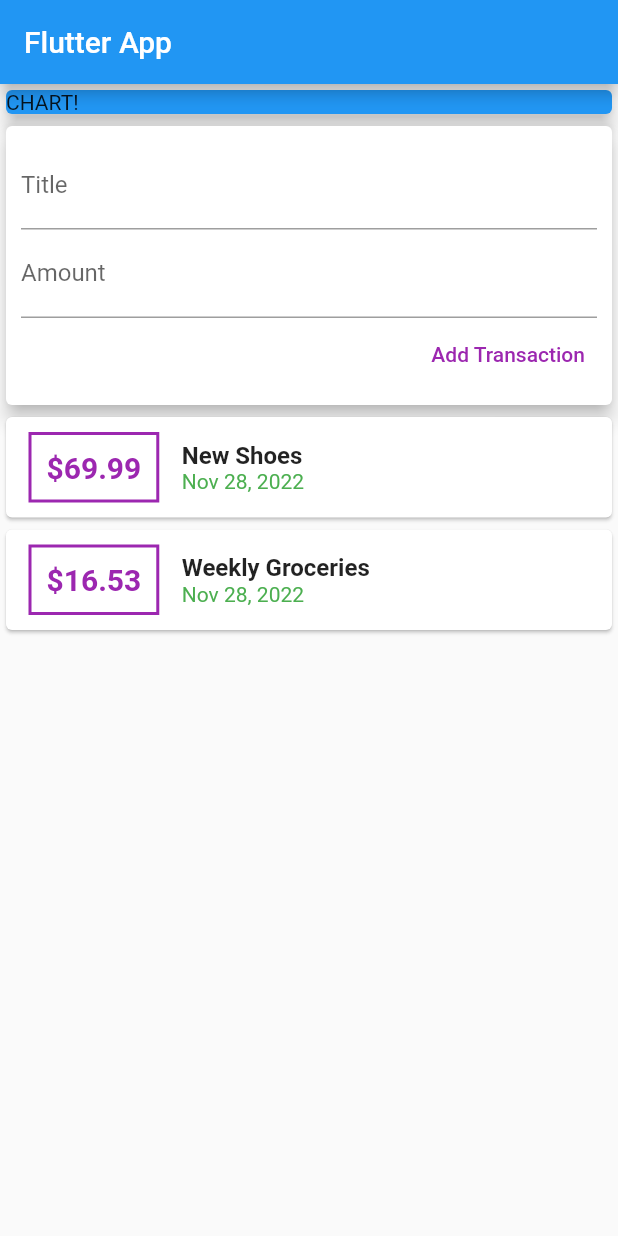
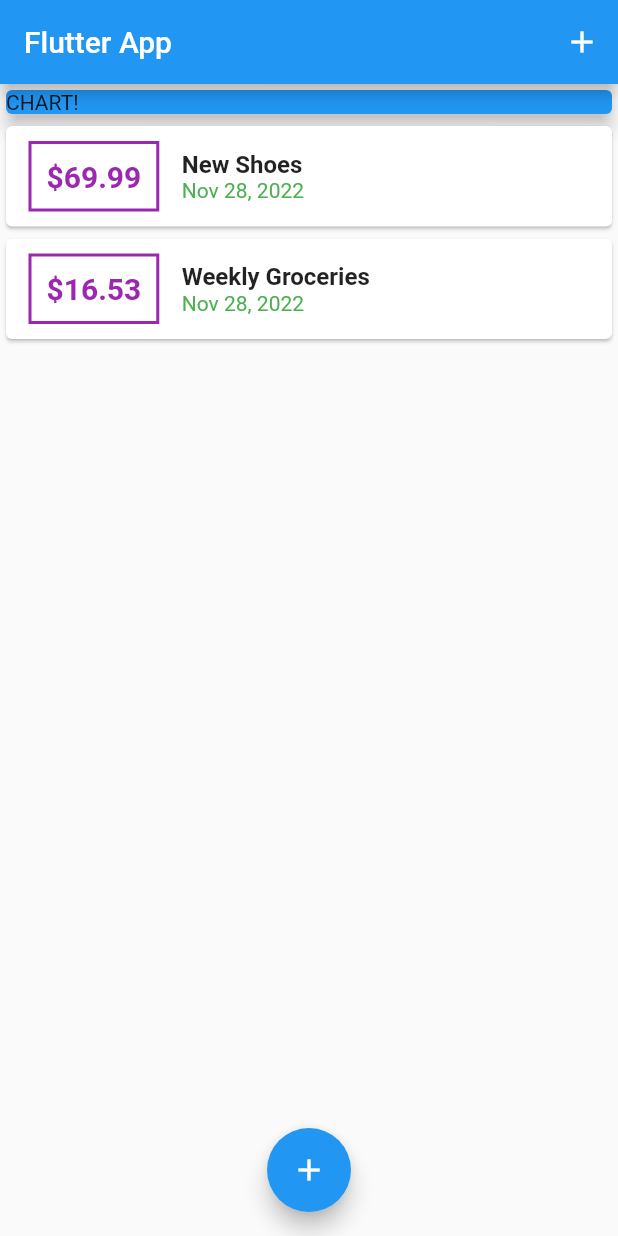
Before and after one commit to Alen87/Flutter, a Flutter app: the screen it shows after launch, on a phone screen of 412 x 824 dp. Run offline on Flutter 3.47's test engine with Material 2 defaults, Android fonts, the phone set to English and light mode, and no system bars.

Commit message:
transaction

```diff
--- a/projects/personal_expenses_app/lib/main.dart
+++ b/projects/personal_expenses_app/lib/main.dart
@@ -1,7 +1,9 @@
 // ignore_for_file: prefer_const_constructors, use_key_in_widget_constructors, prefer_const_literals_to_create_immutables
 
 import 'package:flutter/material.dart';
-import './widgets/user_transaction.dart';
+import './widgets/transaction_list.dart';
+import './widgets/new_transaction.dart';
+import './models/transaction.dart';
 
 void main() {
   runApp(MyApp());
@@ -17,15 +19,65 @@ class MyApp extends StatelessWidget {
   }
 }
 
-class MyHomePage extends StatelessWidget {
+class MyHomePage extends StatefulWidget {
+  @override
+  State<MyHomePage> createState() => _MyHomePageState();
+}
+
+class _MyHomePageState extends State<MyHomePage> {
   // late String titleInput;
-  // late String amountInput;
+
+  final List<Transaction> _userTransaction = [
+    Transaction(
+      id: 't1',
+      title: 'New Shoes',
+      amount: 69.99,
+      date: DateTime.now(),
+    ),
+    Transaction(
+      id: 't2',
+      title: 'Weekly Groceries',
+      amount: 16.53,
+      date: DateTime.now(),
+    ),
+  ];
+
+  void _addNewTransaction(String txTitle, double txAmount) {
+    final newTx = Transaction(
+      title: txTitle,
+      amount: txAmount,
+      date: DateTime.now(),
+      id: DateTime.now().toString(),
+    );
+    setState(() {
+      _userTransaction.add(newTx);
+    });
+  }
+
+  void _startAddNewTransaction(BuildContext ctx) {
+    showModalBottomSheet(
+      context: ctx,
+      builder: (_) {
+        return GestureDetector(
+          onTap: () {},
+          child: NewTransaction(_addNewTransaction),
+          behavior: HitTestBehavior.opaque,
+        );
+      },
+    );
+  }
 
   @override
   Widget build(BuildContext context) {
     return Scaffold(
       appBar: AppBar(
         title: Text('Flutter App'),
+        actions: <Widget>[
+          IconButton(
+            icon: Icon(Icons.add),
+            onPressed: () => _startAddNewTransaction(context),
+          ),
+        ],
       ),
       body: SingleChildScrollView(
         child: Column(
@@ -40,9 +92,14 @@ class MyHomePage extends StatelessWidget {
                 elevation: 5,
               ),
             ),
-            UserTransaction()
+            TransactionList(_userTransaction),
           ],
         ),
+      ),
+      floatingActionButtonLocation: FloatingActionButtonLocation.centerFloat,
+      floatingActionButton: FloatingActionButton(
+        child: Icon(Icons.add),
+        onPressed: () => _startAddNewTransaction(context),
       ),
     );
   }
--- a/projects/personal_expenses_app/lib/widgets/transaction_list.dart
+++ b/projects/personal_expenses_app/lib/widgets/transaction_list.dart
@@ -30,7 +30,7 @@ class TransactionList extends StatelessWidget {
                   ),
                   padding: EdgeInsets.all(10.0),
                   child: Text(
-                    '\$${transactions[index].amount}',
+                    '\$${transactions[index].amount.toStringAsFixed(2)}',
                     style: TextStyle(
                       fontWeight: FontWeight.bold,
                       fontSize: 20,
--- a/projects/personal_expenses_app/lib/widgets/user_transaction.dart
+++ /dev/null
@@ -1,48 +0,0 @@
-import 'package:flutter/material.dart';
-import './new_transaction.dart';
-import './transaction_list.dart';
-import '../models/transaction.dart';
-
-class UserTransaction extends StatefulWidget {
-  @override
-  _UserTransactionState createState() => _UserTransactionState();
-}
-
-class _UserTransactionState extends State<UserTransaction> {
-  final List<Transaction> _userTransaction = [
-    Transaction(
-      id: 't1',
-      title: 'New Shoes',
-      amount: 69.99,
-      date: DateTime.now(),
-    ),
-    Transaction(
-      id: 't2',
-      title: 'Weekly Groceries',
-      amount: 16.53,
-      date: DateTime.now(),
-    ),
-  ];
-
-  void _addNewTransaction(String txTitle, double txAmount) {
-    final newTx = Transaction(
-      title: txTitle,
-      amount: txAmount,
-      date: DateTime.now(),
-      id: DateTime.now().toString(),
-    );
-    setState(() {
-      _userTransaction.add(newTx);
-    });
-  }
-
-  @override
-  Widget build(BuildContext context) {
-    return Column(
-      children: <Widget>[
-        NewTransaction(_addNewTransaction),
-        TransactionList(_userTransaction),
-      ],
-    );
-  }
-}
```
Also changed, not shown: projects/personal_expenses_app/lib/widgets/new_transaction.dart (+27 -7 lines).
